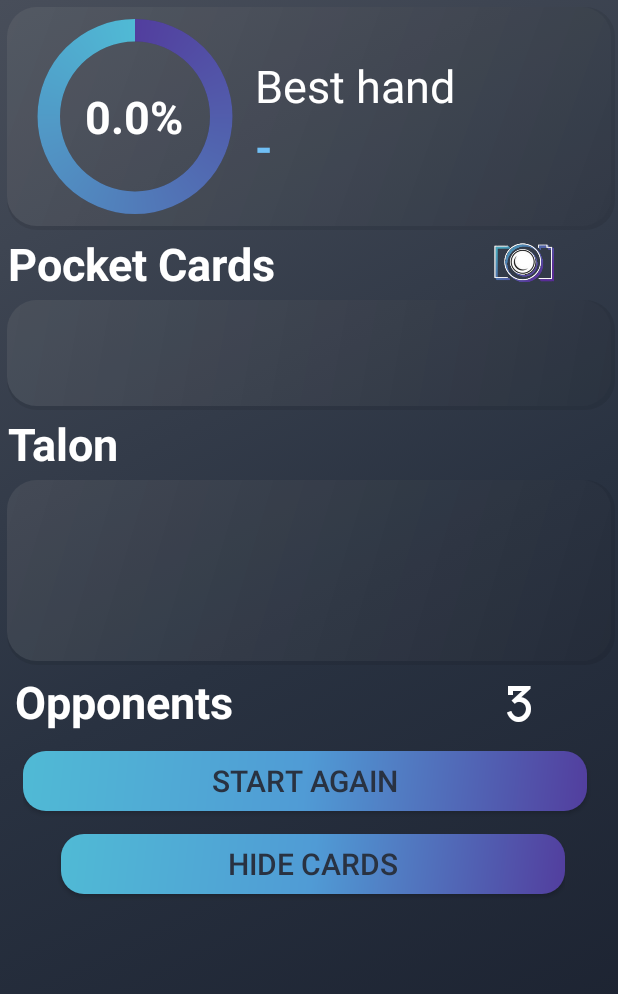
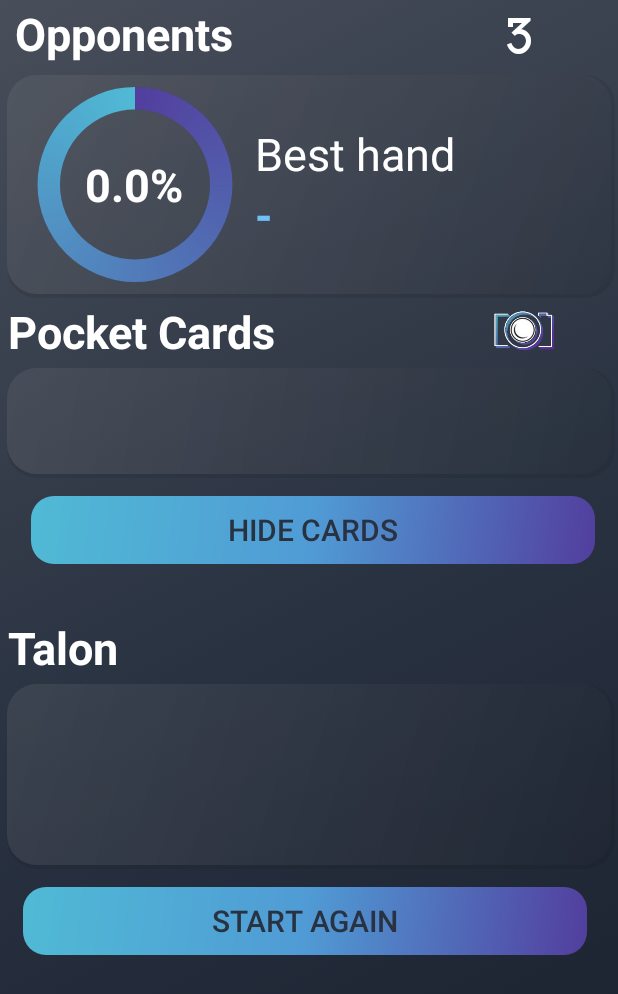
Before and after one commit to SBaierUni/PokerApp, an Android app: the screen it shows after launch (ManualEntryActivity), on a phone screen of 412 x 824 dp. Shown: the top 994 px of the screen. Run offline under Robolectric (Android 15) with nearby library versions, the phone set to English and light mode, and no system bars; Roboto replaces fonts that are not available here.

Commit message:
pree update

```diff
--- a/app/src/main/res/layout/manual_entry_activity.xml
+++ b/app/src/main/res/layout/manual_entry_activity.xml
@@ -7,6 +7,37 @@
     android:orientation="vertical"
     tools:context="com.bene.wintexasholdemfinal.ManualEntryActivity"
     android:background="@drawable/background" >
+
+    <LinearLayout
+        android:layout_width="match_parent"
+        android:layout_height="45dp"
+        android:layout_marginStart="10sp"
+        android:layout_marginEnd="10sp"
+        android:weightSum="7"
+        android:gravity="center"
+        android:orientation="horizontal">
+
+
+        <TextView
+            android:id="@+id/textView"
+            android:layout_width="0dp"
+            android:layout_height="wrap_content"
+            android:layout_weight="5"
+            android:text="Opponents"
+            android:textColor="@color/theme_white"
+            android:textSize="30sp"
+            android:textStyle="bold" />
+
+        <Spinner
+            android:id="@+id/noOfOpponentsSpinner"
+            android:layout_width="0dp"
+            android:layout_height="match_parent"
+            android:layout_weight="2"
+            android:background="@android:color/transparent"
+            android:popupBackground="@drawable/background"
+            android:spinnerMode="dropdown" />
+
+    </LinearLayout>
 
     <LinearLayout
         android:layout_width="match_parent"
@@ -113,6 +144,7 @@
     <RelativeLayout
         android:layout_width="match_parent"
         android:layout_height="80dp"
+        android:layout_marginBottom="10sp"
         android:orientation="horizontal"
         android:gravity="center"
         android:background="@drawable/section">
@@ -159,6 +191,30 @@
             android:spinnerMode="dropdown" />
 
     </RelativeLayout>
+
+    <LinearLayout
+        android:layout_width="match_parent"
+        android:layout_height="wrap_content"
+        android:layout_marginStart="15sp"
+        android:layout_marginEnd="15sp"
+        android:layout_marginBottom="35sp"
+        android:orientation="horizontal"
+        android:weightSum="1">
+
+
+        <Button
+            android:id="@+id/hideCards"
+            android:layout_width="0dp"
+            android:layout_height="45dp"
+            android:layout_marginStart="5sp"
+            android:layout_weight="1"
+            android:background="@drawable/button_theme"
+            android:onClick="onClickHideCards"
+            android:text="@string/hide"
+            android:textColor="@color/theme_black"
+            android:textSize="20sp" />
+
+    </LinearLayout>
 
     <LinearLayout
         android:layout_width="match_parent"
@@ -322,37 +378,6 @@
 
     <LinearLayout
         android:layout_width="match_parent"
-        android:layout_height="45dp"
-        android:layout_marginStart="10sp"
-        android:layout_marginEnd="10sp"
-        android:weightSum="7"
-        android:gravity="center"
-        android:orientation="horizontal">
-
-
-        <TextView
-            android:id="@+id/textView"
-            android:layout_width="0dp"
-            android:layout_height="wrap_content"
-            android:layout_weight="5"
-            android:text="Opponents"
-            android:textColor="@color/theme_white"
-            android:textSize="30sp"
-            android:textStyle="bold" />
-
-        <Spinner
-            android:id="@+id/noOfOpponentsSpinner"
-            android:layout_width="0dp"
-            android:layout_height="match_parent"
-            android:layout_weight="2"
-            android:background="@android:color/transparent"
-            android:popupBackground="@drawable/background"
-            android:spinnerMode="dropdown" />
-
-    </LinearLayout>
-
-    <LinearLayout
-        android:layout_width="match_parent"
         android:layout_height="10dp" >
 
     </LinearLayout>
@@ -369,7 +394,7 @@
         <Button
             android:id="@+id/startAgainButton"
             android:layout_width="0dp"
-            android:layout_height="40dp"
+            android:layout_height="45dp"
             android:layout_weight="1"
             android:background="@drawable/button_theme"
             android:layout_marginEnd="5sp"
@@ -379,27 +404,4 @@
             android:textColor="@color/theme_black"/>
 
     </LinearLayout>
-
-    <LinearLayout
-        android:layout_width="match_parent"
-        android:layout_height="match_parent"
-        android:layout_marginStart="35sp"
-        android:layout_marginEnd="35sp"
-        android:orientation="horizontal"
-        android:weightSum="1">
-
-
-        <Button
-            android:id="@+id/hideCards"
-            android:layout_width="0dp"
-            android:layout_height="40dp"
-            android:layout_weight="1"
-            android:layout_marginStart="5sp"
-            android:background="@drawable/button_theme"
-            android:onClick="onClickHideCards"
-            android:textSize="20sp"
-            android:text="@string/hide"
-            android:textColor="@color/theme_black"/>
-
-    </LinearLayout>
 </LinearLayout>
--- a/app/src/main/res/layout/spinner_custom_layout.xml
+++ b/app/src/main/res/layout/spinner_custom_layout.xml
@@ -5,8 +5,8 @@
 
     <ImageView
         android:id="@+id/imageView"
-        android:layout_width="50dp"
-        android:layout_height="50dp"
+        android:layout_width="60dp"
+        android:layout_height="60dp"
         android:padding="5dp"
         android:src="@drawable/clubs_dark" />
 
--- a/app/src/main/res/layout/spinner_custom_numbers_layout.xml
+++ b/app/src/main/res/layout/spinner_custom_numbers_layout.xml
@@ -6,4 +6,4 @@
     android:gravity="center"
     android:singleLine="true"
     android:textColor="#FFFFFF"
-    android:textSize="38sp" />
+    android:textSize="43dp" />
```
Also changed, not shown: app/src/main/res/drawable/hearts_dark.png, 3 other files.
